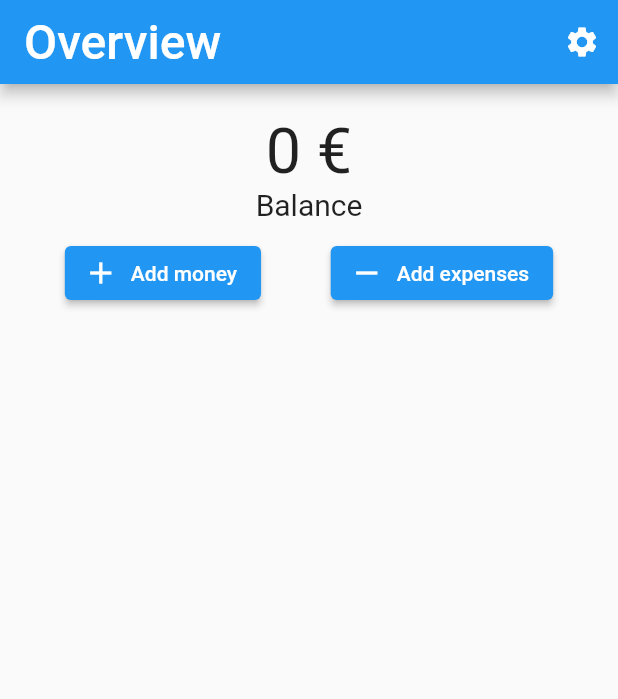
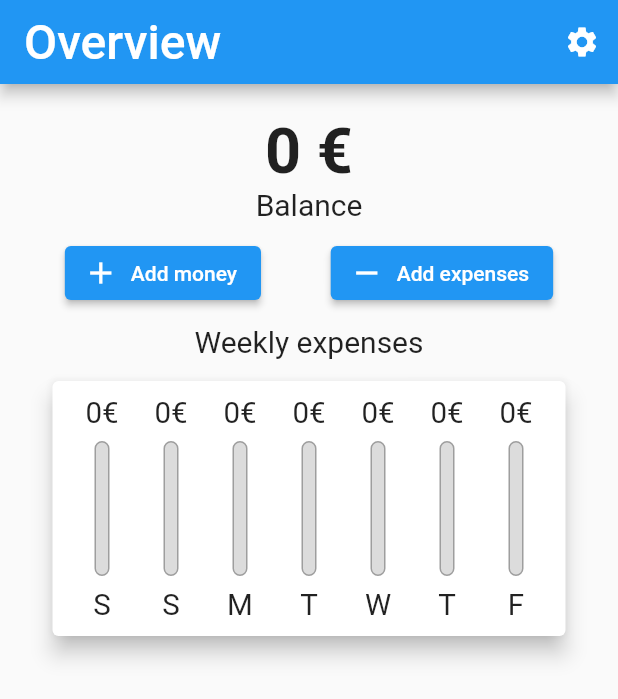
Before and after one commit to Nezas/BudgetManager, a Flutter app: the screen it shows after launch, on a phone screen of 412 x 824 dp. Shown: the top 699 px of the screen. Run offline on Flutter 3.47's test engine with Material 2 defaults, Android fonts, the phone set to English and light mode, and no system bars.

Commit message:
Added chart

```diff
--- a/lib/main.dart
+++ b/lib/main.dart
@@ -1,4 +1,7 @@
 import 'package:flutter/material.dart';
+
+import './models/transaction.dart';
+import './widgets/chart.dart';
 
 void main() {
   runApp(MyApp());
@@ -8,7 +11,8 @@ class MyApp extends StatelessWidget {
   @override
   Widget build(BuildContext context) {
     return MaterialApp(
-      title: 'Budget Manager',
+      debugShowCheckedModeBanner: false,
+      title: "Budget Manager",
       theme: ThemeData(
         primarySwatch: Colors.blue,
         accentColor: Colors.indigo,
@@ -25,11 +29,23 @@ class HomePage extends StatefulWidget {
 }
 
 class _HomePageState extends State<HomePage> {
+  final List<Transaction> _userTransactions = [];
+
+  List<Transaction> get _recentTransactions {
+    return _userTransactions.where((transaction) {
+      return transaction.date.isAfter(
+        DateTime.now().subtract(
+          Duration(days: 7),
+        ),
+      );
+    }).toList();
+  }
+
   @override
   Widget build(BuildContext context) {
     final appBar = AppBar(
         title: Text(
-          'Overview',
+          "Overview",
           style: TextStyle(fontSize: 32),
         ),
         actions: <Widget>[
@@ -49,7 +65,7 @@ class _HomePageState extends State<HomePage> {
             children: <Widget>[
               Text(
                 "0 €",
-              style: TextStyle(fontSize: 42),
+                style: TextStyle(fontSize: 42, fontWeight: FontWeight.bold),
               ),
               Text(
                 "Balance",
@@ -76,10 +92,20 @@ class _HomePageState extends State<HomePage> {
                     },
                   ),
                 ],
-            )
+              ),
+              SizedBox(
+                height: 10,
+              ),
+              Text(
+                "Weekly expenses",
+                style: TextStyle(fontSize: 20),
+              ),
+              Container(
+                height: 200,
+                child: Chart(_recentTransactions),
+              ),
             ],
-        ),
-      ),
+          )),
     );
   }
 }
--- /dev/null
+++ b/lib/models/transaction.dart
@@ -0,0 +1,11 @@
+import 'package:flutter/foundation.dart';
+
+class Transaction {
+  final double amount;
+  final DateTime date;
+
+  Transaction({
+    @required this.amount,
+    @required this.date,
+  });
+}
--- /dev/null
+++ b/lib/widgets/chart.dart
@@ -0,0 +1,51 @@
+import 'package:flutter/material.dart';
+import 'package:intl/intl.dart';
+
+import '../models/transaction.dart';
+import './chart_bar.dart';
+
+class Chart extends StatelessWidget {
+  final List<Transaction> recentTransactions;
+
+  Chart(this.recentTransactions);
+
+  List<Map<String, Object>> get groupedTransactionValues {
+    return List.generate(7, (index) {
+      final weekDay = DateTime.now().subtract(
+        Duration(days: index),
+      );
+      var totalSum = 0.0;
+      for (var i = 0; i < recentTransactions.length; i++) {
+        if (recentTransactions[i].date.day == weekDay.day) {
+          totalSum += recentTransactions[i].amount;
+        }
+      }
+      return {
+        'day': DateFormat.E().format(weekDay).substring(0, 1),
+        'amount': totalSum,
+      };
+    }).reversed.toList();
+  }
+
+  @override
+  Widget build(BuildContext context) {
+    return Card(
+      elevation: 6,
+      margin: EdgeInsets.all(15),
+      child: Padding(
+        padding: EdgeInsets.all(10),
+        child: Row(
+          mainAxisAlignment: MainAxisAlignment.spaceAround,
+          children: groupedTransactionValues.map((data) {
+            return Expanded(
+              child: ChartBar(
+                data['day'],
+                data['amount'],
+              ),
+            );
+          }).toList(),
+        ),
+      ),
+    );
+  }
+}
--- /dev/null
+++ b/lib/widgets/chart_bar.dart
@@ -0,0 +1,53 @@
+import 'package:flutter/material.dart';
+
+class ChartBar extends StatelessWidget {
+  final String label;
+  final double spendingAmount;
+
+  ChartBar(this.label, this.spendingAmount);
+
+  @override
+  Widget build(BuildContext context) {
+    return LayoutBuilder(
+      builder: (context, constraints) {
+        return Column(
+          children: <Widget>[
+            Container(
+              height: constraints.maxHeight * 0.15,
+              child: FittedBox(
+                child: Text("${spendingAmount.toStringAsFixed(0)}€"),
+              ),
+            ),
+            SizedBox(
+              height: constraints.maxHeight * 0.05,
+            ),
+            Container(
+              height: constraints.maxHeight * 0.6,
+              width: 10,
+              child: Stack(
+                children: <Widget>[
+                  Container(
+                    decoration: BoxDecoration(
+                      border: Border.all(color: Colors.grey, width: 1.0),
+                      color: Color.fromRGBO(220, 220, 220, 1),
+                      borderRadius: BorderRadius.circular(10),
+                    ),
+                  ),
+                ],
+              ),
+            ),
+            SizedBox(
+              height: constraints.maxHeight * 0.05,
+            ),
+            Container(
+              height: constraints.maxHeight * 0.15,
+              child: FittedBox(
+                child: Text(label),
+              ),
+            ),
+          ],
+        );
+      },
+    );
+  }
+}
--- a/pubspec.yaml
+++ b/pubspec.yaml
@@ -23,6 +23,7 @@ environment:
 dependencies:
   flutter:
     sdk: flutter
+  intl: ^0.16.1
 
 
   # The following adds the Cupertino Icons font to your application.
```
Also changed, not shown: pubspec.lock. Lines whose indentation alone changed are shown as unchanged.
